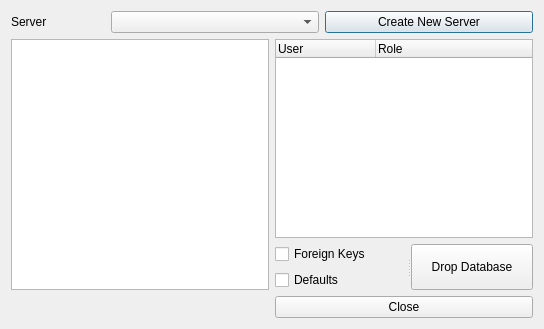
First picture: the form in ServerTools/exploreDb.ui, repository dsgoficial/DsgTools, before the edit.
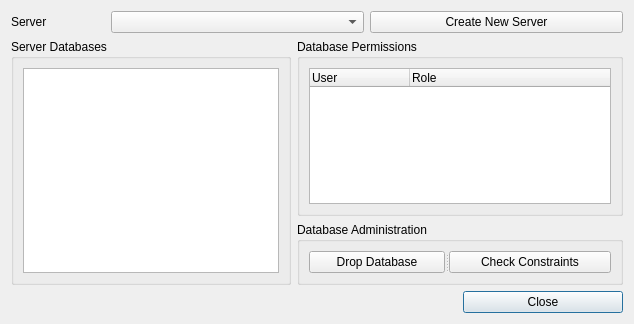
Second picture: the form after the edit.

Commit message: viewServers bugfix and new prototype of exploreDb

Diff of the .ui file:
```diff
--- a/ServerTools/exploreDb.ui
+++ b/ServerTools/exploreDb.ui
@@ -6,15 +6,108 @@
    <rect>
     <x>0</x>
     <y>0</y>
-    <width>544</width>
-    <height>329</height>
+    <width>634</width>
+    <height>324</height>
    </rect>
   </property>
   <property name="windowTitle">
    <string>Configure Connections</string>
   </property>
-  <layout class="QGridLayout" name="gridLayout">
-   <item row="0" column="0" colspan="2">
+  <layout class="QGridLayout" name="gridLayout_4">
+   <item row="1" column="0" rowspan="2">
+    <widget class="QGroupBox" name="groupBox">
+     <property name="sizePolicy">
+      <sizepolicy hsizetype="Maximum" vsizetype="Preferred">
+       <horstretch>0</horstretch>
+       <verstretch>0</verstretch>
+      </sizepolicy>
+     </property>
+     <property name="title">
+      <string>Server Databases</string>
+     </property>
+     <layout class="QGridLayout" name="gridLayout">
+      <item row="0" column="0">
+       <widget class="QListWidget" name="dbListWidget">
+        <property name="selectionMode">
+         <enum>QAbstractItemView::MultiSelection</enum>
+        </property>
+       </widget>
+      </item>
+     </layout>
+    </widget>
+   </item>
+   <item row="1" column="1" colspan="2">
+    <widget class="QGroupBox" name="groupBox_2">
+     <property name="title">
+      <string>Database Permissions</string>
+     </property>
+     <layout class="QGridLayout" name="gridLayout_2">
+      <item row="0" column="0">
+       <widget class="QTreeWidget" name="treeWidget">
+        <property name="rootIsDecorated">
+         <bool>true</bool>
+        </property>
+        <property name="wordWrap">
+         <bool>false</bool>
+        </property>
+        <property name="headerHidden">
+         <bool>false</bool>
+        </property>
+        <attribute name="headerVisible">
+         <bool>true</bool>
+        </attribute>
+        <attribute name="headerDefaultSectionSize">
+         <number>100</number>
+        </attribute>
+        <column>
+         <property name="text">
+          <string notr="true">User</string>
+         </property>
+        </column>
+        <column>
+         <property name="text">
+          <string>Role</string>
+         </property>
+        </column>
+       </widget>
+      </item>
+     </layout>
+    </widget>
+   </item>
+   <item row="3" column="2">
+    <widget class="QPushButton" name="closePushButton">
+     <property name="text">
+      <string>Close</string>
+     </property>
+    </widget>
+   </item>
+   <item row="2" column="1" colspan="2">
+    <widget class="QGroupBox" name="groupBox_3">
+     <property name="title">
+      <string>Database Administration</string>
+     </property>
+     <layout class="QGridLayout" name="gridLayout_3">
+      <item row="0" column="0">
+       <widget class="QSplitter" name="splitter">
+        <property name="orientation">
+         <enum>Qt::Horizontal</enum>
+        </property>
+        <widget class="QPushButton" name="dropDatabasePushButton">
+         <property name="text">
+          <string>Drop Database</string>
+         </property>
+        </widget>
+        <widget class="QPushButton" name="pushButton">
+         <property name="text">
+          <string>Check Constraints</string>
+         </property>
+        </widget>
+       </widget>
+      </item>
+     </layout>
+    </widget>
+   </item>
+   <item row="0" column="0" colspan="3">
     <layout class="QHBoxLayout" name="horizontalLayout">
      <item>
       <widget class="QLabel" name="label">
@@ -61,83 +154,6 @@
      </item>
     </layout>
    </item>
-   <item row="1" column="0">
-    <widget class="QListWidget" name="dbListWidget">
-     <property name="selectionMode">
-      <enum>QAbstractItemView::MultiSelection</enum>
-     </property>
-    </widget>
-   </item>
-   <item row="1" column="1">
-    <layout class="QVBoxLayout" name="verticalLayout_2">
-     <item>
-      <widget class="QTreeWidget" name="treeWidget">
-       <property name="rootIsDecorated">
-        <bool>true</bool>
-       </property>
-       <property name="wordWrap">
-        <bool>false</bool>
-       </property>
-       <property name="headerHidden">
-        <bool>false</bool>
-       </property>
-       <attribute name="headerVisible">
-        <bool>true</bool>
-       </attribute>
-       <attribute name="headerDefaultSectionSize">
-        <number>100</number>
-       </attribute>
-       <column>
-        <property name="text">
-         <string notr="true">User</string>
-        </property>
-       </column>
-       <column>
-        <property name="text">
-         <string>Role</string>
-        </property>
-       </column>
-      </widget>
-     </item>
-     <item>
-      <widget class="QSplitter" name="splitter">
-       <property name="orientation">
-        <enum>Qt::Horizontal</enum>
-       </property>
-       <widget class="QWidget" name="">
-        <layout class="QVBoxLayout" name="verticalLayout">
-         <item>
-          <widget class="QCheckBox" name="checkBox">
-           <property name="text">
-            <string>Foreign Keys</string>
-           </property>
-          </widget>
-         </item>
-         <item>
-          <widget class="QCheckBox" name="checkBox_2">
-           <property name="text">
-            <string>Defaults</string>
-           </property>
-          </widget>
-         </item>
-        </layout>
-       </widget>
-       <widget class="QPushButton" name="dropDatabasePushButton">
-        <property name="text">
-         <string>Drop Database</string>
-        </property>
-       </widget>
-      </widget>
-     </item>
-    </layout>
-   </item>
-   <item row="2" column="1">
-    <widget class="QPushButton" name="closePushButton">
-     <property name="text">
-      <string>Close</string>
-     </property>
-    </widget>
-   </item>
   </layout>
  </widget>
  <resources/>
```
The commit also changes 1 other file.
